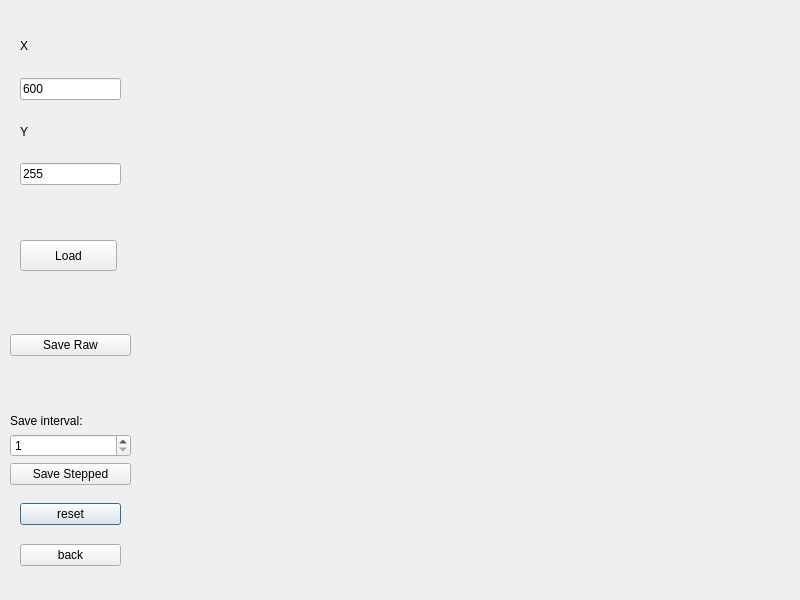
Qt form LookupTableBuilder/Dialogs/designdialog.ui (amiryanj/cyrus_ssl) before a commit.
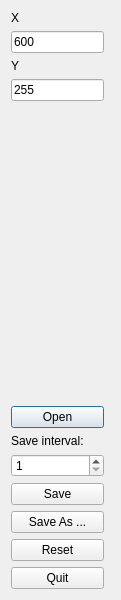
The same form after that commit.

Diff of the .ui file:
```diff
--- a/LookupTableBuilder/Dialogs/designdialog.ui
+++ b/LookupTableBuilder/Dialogs/designdialog.ui
@@ -9,7 +9,7 @@
    <rect>
     <x>0</x>
     <y>0</y>
-    <width>800</width>
+    <width>121</width>
     <height>600</height>
    </rect>
   </property>
@@ -19,41 +19,10 @@
   <property name="modal">
    <bool>false</bool>
   </property>
-  <widget class="QWidget" name="verticalLayoutWidget_2">
-   <property name="geometry">
-    <rect>
-     <x>20</x>
-     <y>490</y>
-     <width>101</width>
-     <height>91</height>
-    </rect>
-   </property>
-   <layout class="QVBoxLayout" name="verticalLayout_2">
+  <layout class="QHBoxLayout" name="horizontalLayout">
     <item>
-     <widget class="QPushButton" name="btnReset">
-      <property name="text">
-       <string>reset</string>
-      </property>
-     </widget>
-    </item>
+    <layout class="QVBoxLayout" name="verticalLayout">
     <item>
-     <widget class="QPushButton" name="btnBack">
-      <property name="text">
-       <string>back</string>
-      </property>
-     </widget>
-    </item>
-   </layout>
-  </widget>
-  <widget class="QWidget" name="verticalLayoutWidget_3">
-   <property name="geometry">
-    <rect>
-     <x>20</x>
-     <y>20</y>
-     <width>101</width>
-     <height>165</height>
-    </rect>
-   </property>
    <layout class="QVBoxLayout" name="verticalLayout_3">
     <item>
      <widget class="QLabel" name="label">
@@ -89,25 +58,6 @@
       </property>
      </widget>
     </item>
-   </layout>
-  </widget>
-  <widget class="QWidget" name="verticalLayoutWidget_4">
-   <property name="geometry">
-    <rect>
-     <x>10</x>
-     <y>334</y>
-     <width>121</width>
-     <height>151</height>
-    </rect>
-   </property>
-   <layout class="QVBoxLayout" name="verticalLayout_4">
-    <item>
-     <widget class="QPushButton" name="btnSave1">
-      <property name="text">
-       <string>Save Raw</string>
-      </property>
-     </widget>
-    </item>
     <item>
      <spacer name="verticalSpacer">
       <property name="orientation">
@@ -121,6 +71,17 @@
       </property>
      </spacer>
     </item>
+      </layout>
+     </item>
+     <item>
+      <layout class="QVBoxLayout" name="verticalLayout_4">
+       <item>
+        <widget class="QPushButton" name="openBtn">
+         <property name="text">
+          <string>Open</string>
+         </property>
+        </widget>
+       </item>
     <item>
      <widget class="QLabel" name="label_3">
       <property name="text">
@@ -141,36 +102,47 @@
     <item>
      <widget class="QPushButton" name="btnSave2">
       <property name="text">
-       <string>Save Stepped</string>
+          <string>Save</string>
       </property>
      </widget>
     </item>
-   </layout>
-  </widget>
-  <widget class="QWidget" name="verticalLayoutWidget_5">
-   <property name="geometry">
-    <rect>
-     <x>140</x>
-     <y>20</y>
-     <width>641</width>
-     <height>561</height>
-    </rect>
-   </property>
-   <layout class="QVBoxLayout" name="graphLayout"/>
-  </widget>
-  <widget class="QPushButton" name="loadBtn">
-   <property name="geometry">
-    <rect>
-     <x>20</x>
-     <y>240</y>
-     <width>97</width>
-     <height>31</height>
-    </rect>
-   </property>
+       <item>
+        <widget class="QPushButton" name="saveAsBtn">
+         <property name="text">
+          <string>Save As ...</string>
+         </property>
+        </widget>
+       </item>
+      </layout>
+     </item>
+     <item>
+      <layout class="QVBoxLayout" name="verticalLayout_2">
+       <item>
+        <widget class="QPushButton" name="resetBtn">
+         <property name="text">
+          <string>Reset</string>
+         </property>
+        </widget>
+       </item>
+       <item>
+        <widget class="QPushButton" name="quitBtn">
    <property name="text">
-    <string>Load</string>
-   </property>
-  </widget>
+          <string>Quit</string>
+         </property>
+        </widget>
+       </item>
+      </layout>
+     </item>
+    </layout>
+   </item>
+   <item>
+    <layout class="QVBoxLayout" name="graphLayout">
+     <property name="rightMargin">
+      <number>6</number>
+     </property>
+    </layout>
+   </item>
+  </layout>
  </widget>
  <resources/>
  <connections/>
```
Left out of the diff: 2 changed lines with no effect on the pictures. Lines whose indentation alone changed are shown as unchanged.
